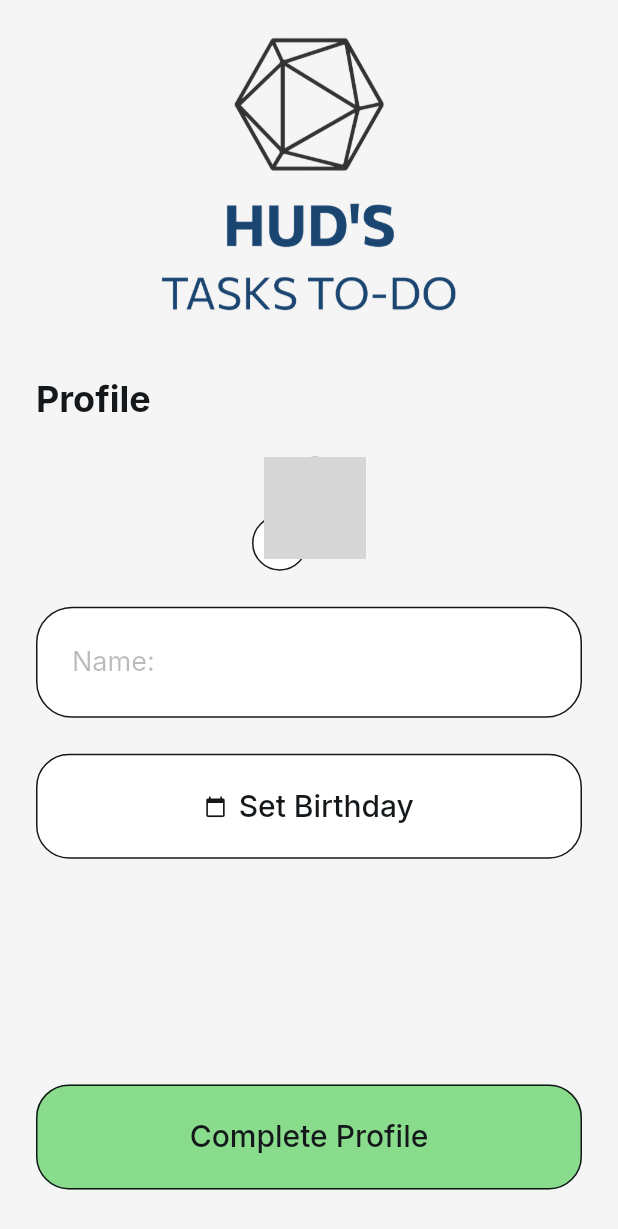
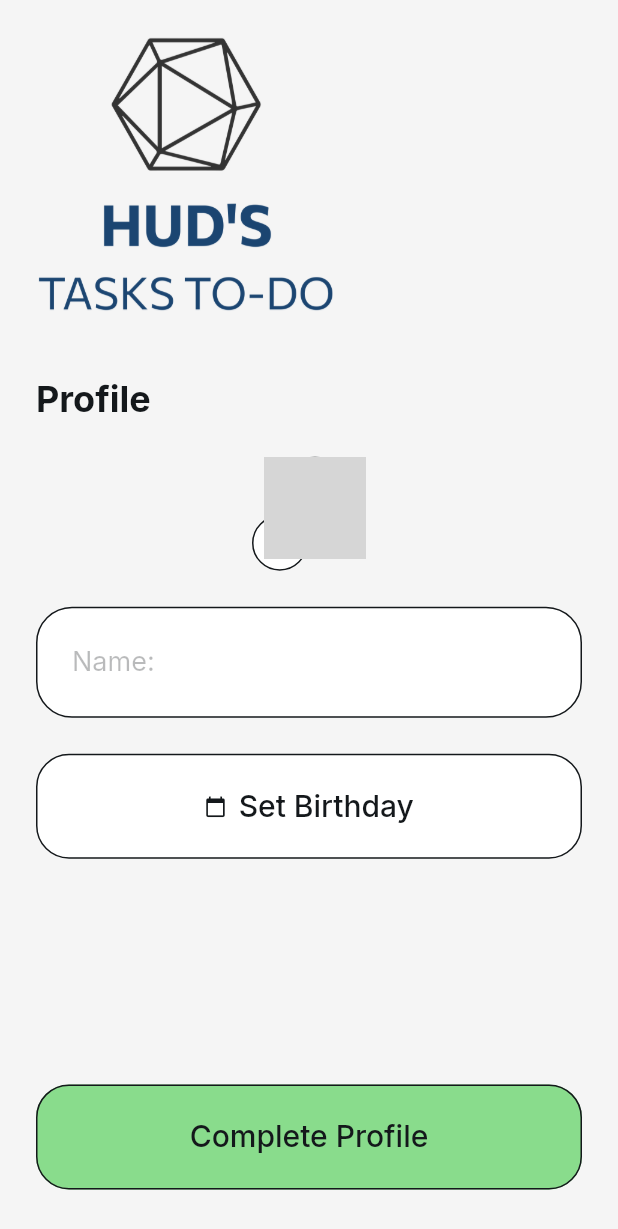
Before and after one commit to Hudson-Byers/TodoApp-FlutterFlow, a Flutter app: the OnboardingWidget screen opened by its route, on a phone screen of 412 x 824 dp. Shown: the top 1229 px of the screen. Run offline on Flutter 3.47's test engine with Material 3 defaults, Android fonts, the phone set to English and light mode, and no system bars; drawn by our look-alikes of auto_size_text; our stand-ins replace cloud_firestore, easy_debounce, file_picker, firebase_auth, firebase_core, firebase_storage and 13 more; missing offline and left inert: json_path, mime_type; accounts and stored records are empty; network calls fail; grey boxes are pictures that could not be loaded.

Commit message:
Small Update to latest FlutterFlow output.

```diff
--- a/lib/onboarding/onboarding_widget.dart
+++ b/lib/onboarding/onboarding_widget.dart
@@ -477,7 +477,7 @@ class _OnboardingWidgetState extends State<OnboardingWidget> {
                   ),
                 ),
                 Align(
-                  alignment: AlignmentDirectional(0.0, -1.0),
+                  alignment: AlignmentDirectional(-1.0, -1.0),
                   child: ClipRRect(
                     borderRadius: BorderRadius.circular(8.0),
                     child: Image.asset(
```
